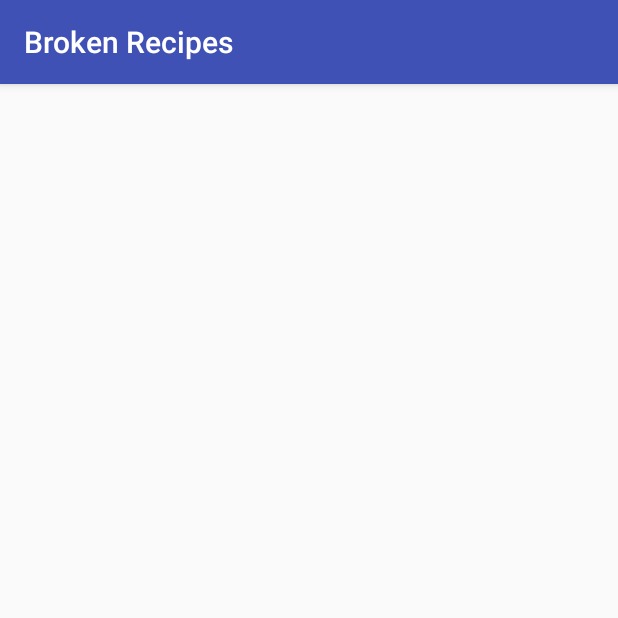
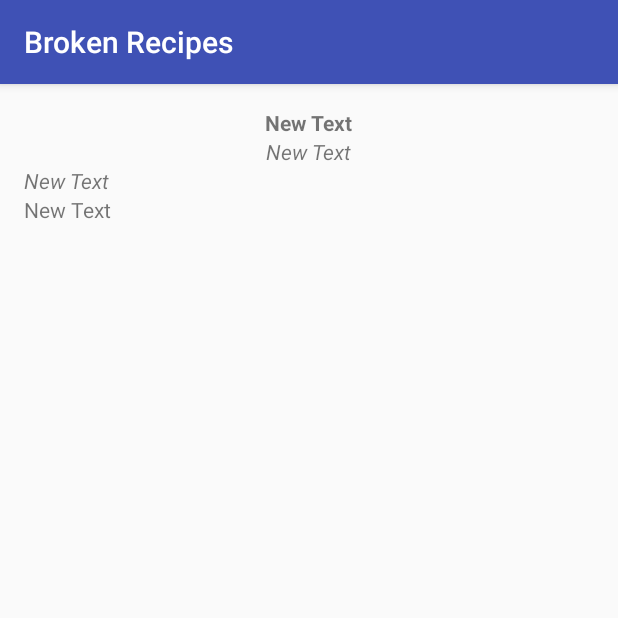
Before and after one commit to caguillon/BrokenRecipesApp, an Android app: the ViewPostActivity screen opened directly, with no data from a screen before it, on a phone screen of 412 x 824 dp, the top half of it. Run offline under Robolectric (Android 15) with nearby library versions, the phone set to English and light mode, and no system bars; 4 statements that could not run were skipped.

Commit message:
test viewPost

```diff
--- a/app/src/main/java/com/team/java/brokenrecipes/PostsArrayAdapter.java
+++ b/app/src/main/java/com/team/java/brokenrecipes/PostsArrayAdapter.java
@@ -28,7 +28,7 @@ public class PostsArrayAdapter extends ArrayAdapter<Post> {
         }
 
         // Step 3: Lookup view for data population
-        TextView tvTitle = (TextView) convertView.findViewById(R.id.tvTitle);
+        TextView tvTitle = (TextView) convertView.findViewById(R.id.tvRTitle);
         TextView tvAuthor = (TextView) convertView.findViewById(R.id.tvAuthor);
         TextView tvTime = (TextView) convertView.findViewById(R.id.tvTime);
 
--- a/app/src/main/java/com/team/java/brokenrecipes/ViewPostActivity.java
+++ b/app/src/main/java/com/team/java/brokenrecipes/ViewPostActivity.java
@@ -1,13 +1,28 @@
 package com.team.java.brokenrecipes;
 
+import android.os.Bundle;
 import android.support.v7.app.AppCompatActivity;
-import android.os.Bundle;
+import android.widget.TextView;
+
+import com.team.java.brokenrecipes.Models.Post;
 
 public class ViewPostActivity extends AppCompatActivity {
+
+    private Post post;
 
     @Override
     protected void onCreate(Bundle savedInstanceState) {
         super.onCreate(savedInstanceState);
         setContentView(R.layout.activity_view_post);
+
+        TextView tvRTitle = (TextView) findViewById(R.id.tvRTitle);
+        TextView tvRTime = (TextView) findViewById(R.id.tvRTime);
+        TextView tvRName = (TextView) findViewById(R.id.tvRName);
+        TextView tvRRecipe = (TextView) findViewById(R.id.tvRRecipe);
+
+        tvRTitle.setText(post.title);
+        tvRTime.setText(post.time);
+        tvRName.setText(post.name);
+        tvRRecipe.setText(post.recipe);
     }
 }
--- a/app/src/main/res/layout/activity_view_post.xml
+++ b/app/src/main/res/layout/activity_view_post.xml
@@ -9,4 +9,43 @@
     android:paddingTop="@dimen/activity_vertical_margin"
     tools:context="com.team.java.brokenrecipes.ViewPostActivity">
 
+    <TextView
+        android:layout_width="wrap_content"
+        android:layout_height="wrap_content"
+        android:text="New Text"
+        android:id="@+id/tvRTitle"
+        android:layout_alignParentTop="true"
+        android:layout_centerHorizontal="true"
+        android:textStyle="bold" />
+
+    <TextView
+        android:layout_width="wrap_content"
+        android:layout_height="wrap_content"
+        android:text="New Text"
+        android:id="@+id/tvRName"
+        android:layout_below="@+id/tvRTitle"
+        android:layout_centerHorizontal="true"
+        android:textStyle="italic" />
+
+    <TextView
+        android:layout_width="wrap_content"
+        android:layout_height="wrap_content"
+        android:text="New Text"
+        android:id="@+id/tvRTime"
+        android:layout_below="@+id/tvRName"
+        android:layout_alignParentLeft="true"
+        android:layout_alignParentStart="true"
+        android:textStyle="italic" />
+
+    <TextView
+        android:layout_width="wrap_content"
+        android:layout_height="wrap_content"
+        android:text="New Text"
+        android:id="@+id/tvRRecipe"
+        android:layout_below="@+id/tvRTime"
+        android:layout_alignParentBottom="true"
+        android:layout_alignParentLeft="true"
+        android:layout_alignParentStart="true"
+        android:layout_alignParentRight="true"
+        android:layout_alignParentEnd="true" />
 </RelativeLayout>
--- a/app/src/main/res/layout/item_post.xml
+++ b/app/src/main/res/layout/item_post.xml
@@ -4,7 +4,7 @@
     android:padding="10dp">
 
     <TextView
-        android:id="@+id/tvTitle"
+        android:id="@+id/tvRTitle"
         android:layout_width="wrap_content"
         android:layout_height="wrap_content"
         android:layout_alignParentLeft="true"
@@ -29,6 +29,6 @@
         android:layout_height="wrap_content"
         android:layout_alignParentLeft="true"
         android:layout_alignParentStart="true"
-        android:layout_below="@+id/tvTitle"
+        android:layout_below="@+id/tvRTitle"
         android:text="Create by ABC" />
 </RelativeLayout>
```
